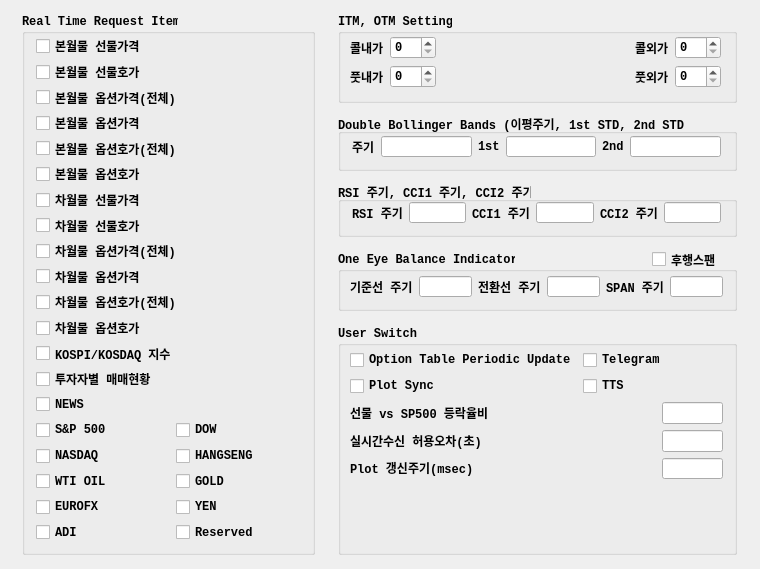
First picture: the form in UI/realtimeitem.ui, repository skygoldfish/SkyBot, before the edit.
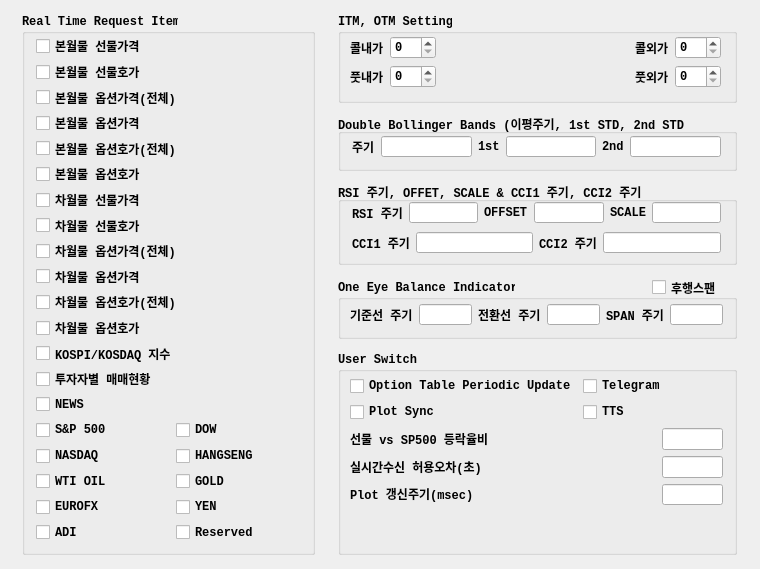
Second picture: the form after the edit.

Commit message: 소스정리

Diff of the .ui file:
```diff
--- a/UI/realtimeitem.ui
+++ b/UI/realtimeitem.ui
@@ -634,9 +634,9 @@
    <property name="geometry">
     <rect>
      <x>338</x>
-     <y>326</y>
+     <y>352</y>
      <width>399</width>
-     <height>229</height>
+     <height>203</height>
     </rect>
    </property>
    <property name="font">
@@ -649,7 +649,7 @@
    <property name="title">
     <string>User Switch</string>
    </property>
-   <widget class="QWidget" name="">
+   <widget class="QWidget" name="layoutWidget">
     <property name="geometry">
      <rect>
       <x>12</x>
@@ -783,7 +783,7 @@
      <x>338</x>
      <y>182</y>
      <width>399</width>
-     <height>55</height>
+     <height>83</height>
     </rect>
    </property>
    <property name="font">
@@ -794,7 +794,7 @@
     </font>
    </property>
    <property name="title">
-    <string>RSI 주기, CCI1 주기, CCI2 주기</string>
+    <string>RSI 주기, OFFET, SCALE &amp;&amp; CCI1 주기, CCI2 주기</string>
    </property>
    <widget class="QWidget" name="layoutWidget">
     <property name="geometry">
@@ -837,6 +837,60 @@
         </font>
        </property>
        <property name="text">
+        <string>OFFSET</string>
+       </property>
+      </widget>
+     </item>
+     <item>
+      <widget class="QLineEdit" name="lineEdit_rsi_offset">
+       <property name="alignment">
+        <set>Qt::AlignRight|Qt::AlignTrailing|Qt::AlignVCenter</set>
+       </property>
+      </widget>
+     </item>
+     <item>
+      <widget class="QLabel" name="label_14">
+       <property name="font">
+        <font>
+         <family>Consolas</family>
+         <weight>75</weight>
+         <bold>true</bold>
+        </font>
+       </property>
+       <property name="text">
+        <string>SCALE</string>
+       </property>
+      </widget>
+     </item>
+     <item>
+      <widget class="QLineEdit" name="lineEdit_rsi_scale_factor">
+       <property name="alignment">
+        <set>Qt::AlignRight|Qt::AlignTrailing|Qt::AlignVCenter</set>
+       </property>
+      </widget>
+     </item>
+    </layout>
+   </widget>
+   <widget class="QWidget" name="layoutWidget_3">
+    <property name="geometry">
+     <rect>
+      <x>14</x>
+      <y>50</y>
+      <width>369</width>
+      <height>21</height>
+     </rect>
+    </property>
+    <layout class="QHBoxLayout" name="horizontalLayout_13">
+     <item>
+      <widget class="QLabel" name="label_17">
+       <property name="font">
+        <font>
+         <family>Consolas</family>
+         <weight>75</weight>
+         <bold>true</bold>
+        </font>
+       </property>
+       <property name="text">
         <string>CCI1 주기</string>
        </property>
       </widget>
@@ -849,7 +903,7 @@
       </widget>
      </item>
      <item>
-      <widget class="QLabel" name="label_14">
+      <widget class="QLabel" name="label_21">
        <property name="font">
         <font>
          <family>Consolas</family>
@@ -876,7 +930,7 @@
    <property name="geometry">
     <rect>
      <x>338</x>
-     <y>252</y>
+     <y>280</y>
      <width>399</width>
      <height>59</height>
     </rect>
```
Left out of the diff: 2 changed lines with no effect on the pictures. The commit also changes 2 other files.
